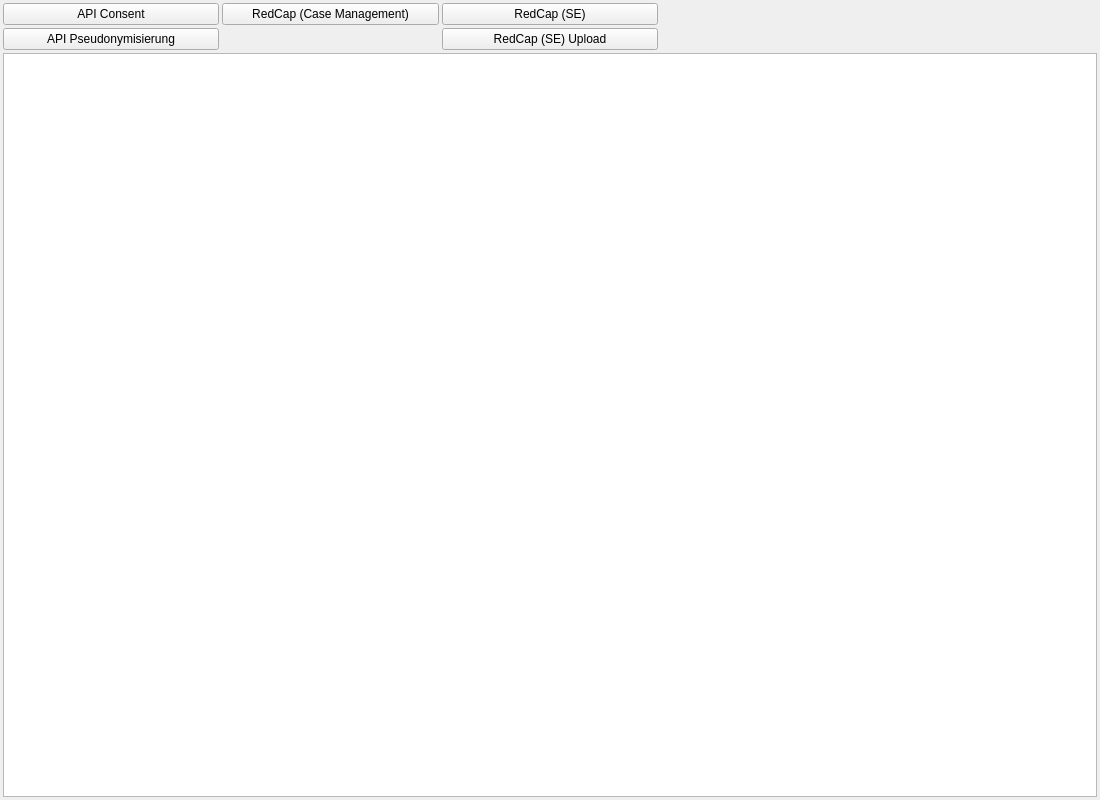
This is src/MVHub/MVHub.ui in imgag/ngs-bits as Qt 5 draws it before an edit. The edited form follows.
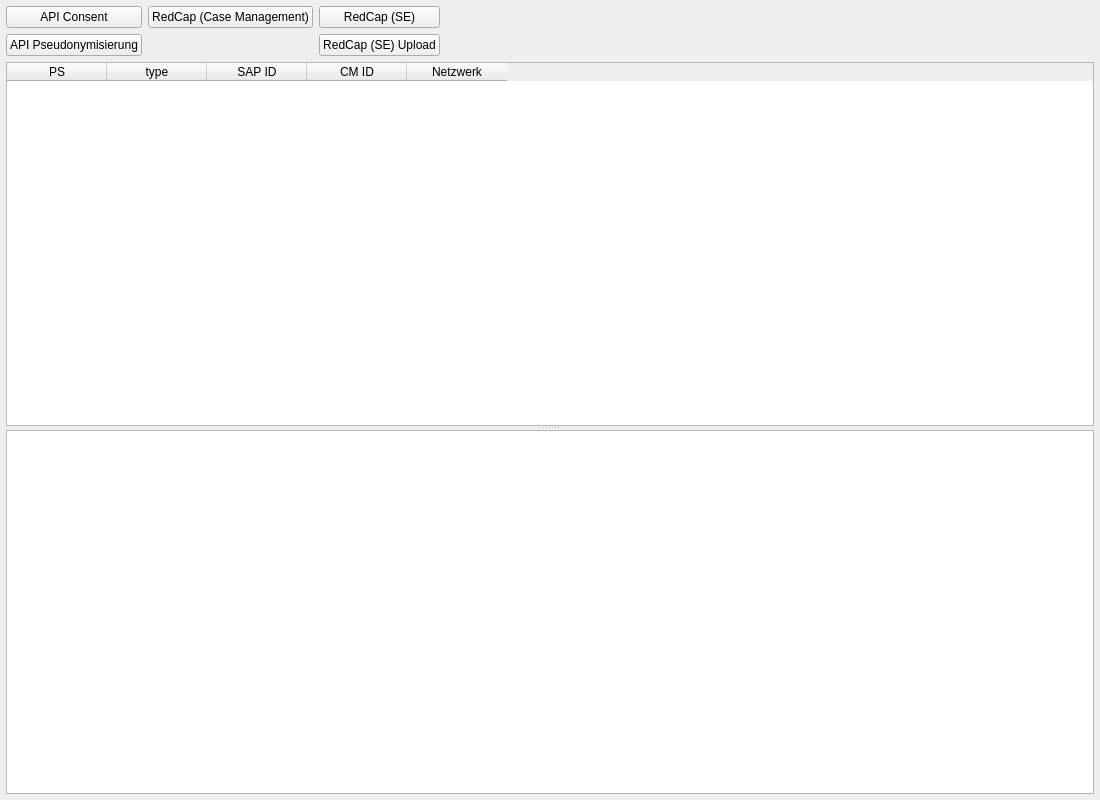
This is the edited form. Icons and pictures are not drawn.

Diff of the .ui file:
```diff
--- a/src/MVHub/MVHub.ui
+++ b/src/MVHub/MVHub.ui
@@ -24,25 +24,19 @@
     <normaloff>:/Icons/Icon.png</normaloff>:/Icons/Icon.png</iconset>
   </property>
   <widget class="QWidget" name="centralWidget">
-   <layout class="QGridLayout" name="gridLayout" columnstretch="0,0,0,0,0">
+   <layout class="QGridLayout" name="gridLayout">
     <property name="leftMargin">
-     <number>3</number>
+     <number>6</number>
     </property>
     <property name="topMargin">
-     <number>3</number>
+     <number>6</number>
     </property>
     <property name="rightMargin">
-     <number>3</number>
+     <number>6</number>
     </property>
     <property name="bottomMargin">
-     <number>3</number>
+     <number>6</number>
     </property>
-    <property name="spacing">
-     <number>3</number>
-    </property>
-    <item row="4" column="0" colspan="5">
-     <widget class="QPlainTextEdit" name="output"/>
-    </item>
     <item row="0" column="0">
      <widget class="QPushButton" name="api_consent">
       <property name="text">
@@ -50,20 +44,6 @@
       </property>
      </widget>
     </item>
-    <item row="1" column="0">
-     <widget class="QPushButton" name="api_pseudo">
-      <property name="text">
-       <string>API Pseudonymisierung</string>
-      </property>
-     </widget>
-    </item>
-    <item row="0" column="1">
-     <widget class="QPushButton" name="api_redcap_case">
-      <property name="text">
-       <string>RedCap (Case Management)</string>
-      </property>
-     </widget>
-    </item>
     <item row="0" column="2">
      <widget class="QPushButton" name="api_redcap_se">
       <property name="text">
@@ -71,14 +51,21 @@
       </property>
      </widget>
     </item>
-    <item row="1" column="2">
-     <widget class="QPushButton" name="api_redcap_se_upload">
+    <item row="0" column="1">
+     <widget class="QPushButton" name="api_redcap_case">
       <property name="text">
-       <string>RedCap (SE) Upload</string>
+       <string>RedCap (Case Management)</string>
       </property>
      </widget>
     </item>
-    <item row="0" column="3" colspan="2">
+    <item row="1" column="0">
+     <widget class="QPushButton" name="api_pseudo">
+      <property name="text">
+       <string>API Pseudonymisierung</string>
+      </property>
+     </widget>
+    </item>
+    <item row="0" column="3" rowspan="2">
      <spacer name="horizontalSpacer">
       <property name="orientation">
        <enum>Qt::Horizontal</enum>
@@ -91,6 +78,48 @@
       </property>
      </spacer>
     </item>
+    <item row="1" column="2">
+     <widget class="QPushButton" name="api_redcap_se_upload">
+      <property name="text">
+       <string>RedCap (SE) Upload</string>
+      </property>
+     </widget>
+    </item>
+    <item row="2" column="0" colspan="4">
+     <widget class="QSplitter" name="splitter">
+      <property name="orientation">
+       <enum>Qt::Vertical</enum>
+      </property>
+      <widget class="QTableWidget" name="table">
+       <column>
+        <property name="text">
+         <string>PS</string>
+        </property>
+       </column>
+       <column>
+        <property name="text">
+         <string>type</string>
+        </property>
+       </column>
+       <column>
+        <property name="text">
+         <string>SAP ID</string>
+        </property>
+       </column>
+       <column>
+        <property name="text">
+         <string>CM ID</string>
+        </property>
+       </column>
+       <column>
+        <property name="text">
+         <string>Netzwerk</string>
+        </property>
+       </column>
+      </widget>
+      <widget class="QPlainTextEdit" name="output"/>
+     </widget>
+    </item>
    </layout>
   </widget>
   <widget class="QMenuBar" name="menuBar">
```
